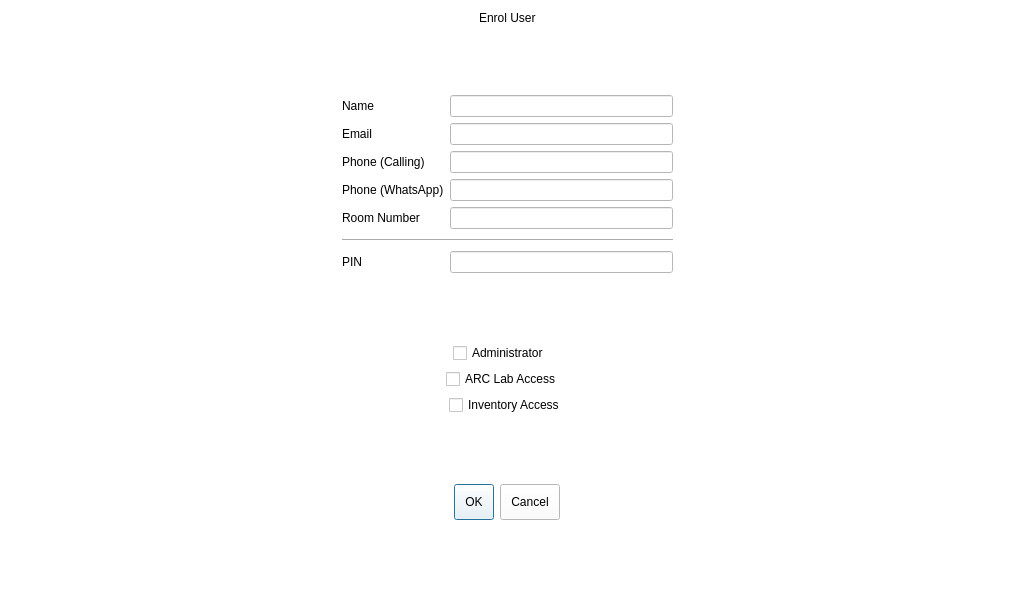
Above: enrol.ui from arc-bphc/sims-gui before the change. Below: the same form after it.
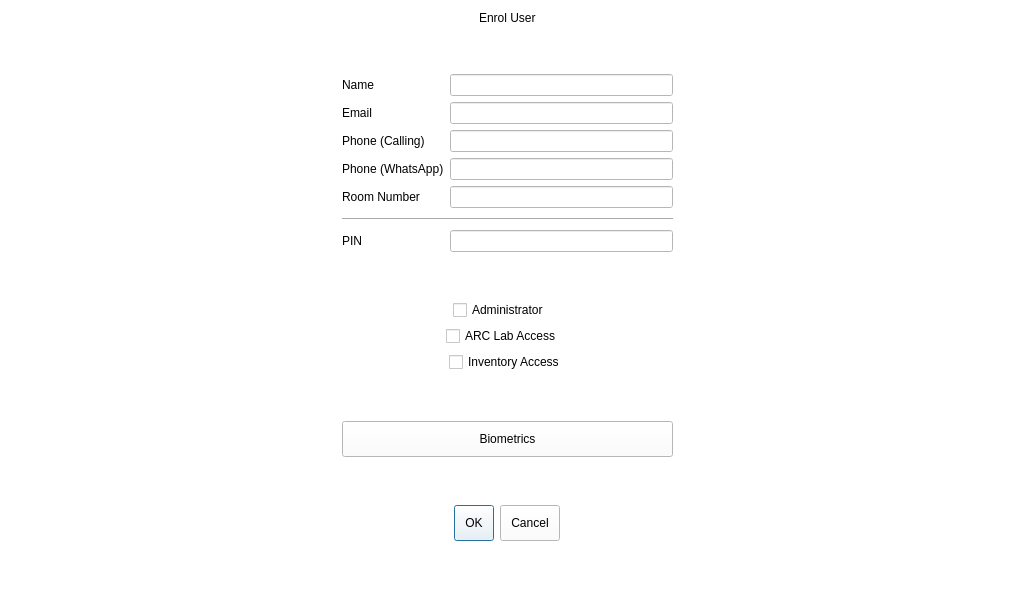
That is the form after the change.

Diff of the .ui file:
```diff
--- a/enrol.ui
+++ b/enrol.ui
@@ -57,6 +57,20 @@
        </property>
       </widget>
      </item>
+     <item row="8" column="0">
+      <widget class="QPushButton" name="biometricButton">
+       <property name="text">
+        <string>Biometrics</string>
+       </property>
+      </widget>
+     </item>
+     <item row="4" column="0" alignment="Qt::AlignHCenter">
+      <widget class="QCheckBox" name="adminPriv">
+       <property name="text">
+        <string>Administrator    </string>
+       </property>
+      </widget>
+     </item>
      <item row="2" column="0">
       <layout class="QGridLayout" name="gridLayout_2">
        <item row="4" column="1">
@@ -148,7 +162,7 @@
        </item>
       </layout>
      </item>
-     <item row="9" column="0">
+     <item row="11" column="0">
       <spacer name="verticalSpacer_4">
        <property name="orientation">
         <enum>Qt::Vertical</enum>
@@ -174,7 +188,7 @@
        </property>
       </spacer>
      </item>
-     <item row="7" column="0">
+     <item row="9" column="0">
       <spacer name="verticalSpacer_3">
        <property name="orientation">
         <enum>Qt::Vertical</enum>
@@ -187,7 +201,7 @@
        </property>
       </spacer>
      </item>
-     <item row="8" column="0" alignment="Qt::AlignHCenter">
+     <item row="10" column="0" alignment="Qt::AlignHCenter">
       <widget class="QDialogButtonBox" name="buttonBox">
        <property name="standardButtons">
         <set>QDialogButtonBox::Cancel|QDialogButtonBox::Ok</set>
@@ -214,12 +228,18 @@
        </property>
       </spacer>
      </item>
-     <item row="4" column="0" alignment="Qt::AlignHCenter">
-      <widget class="QCheckBox" name="adminPriv">
-       <property name="text">
-        <string>Administrator    </string>
+     <item row="7" column="0">
+      <spacer name="verticalSpacer_5">
+       <property name="orientation">
+        <enum>Qt::Vertical</enum>
        </property>
-      </widget>
+       <property name="sizeHint" stdset="0">
+        <size>
+         <width>20</width>
+         <height>40</height>
+        </size>
+       </property>
+      </spacer>
      </item>
     </layout>
    </item>
```
